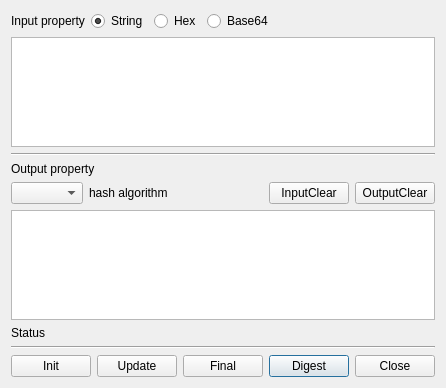
Qt form BerEditor/gen_hash_dlg.ui (jykim74/BerEditor) before a commit.
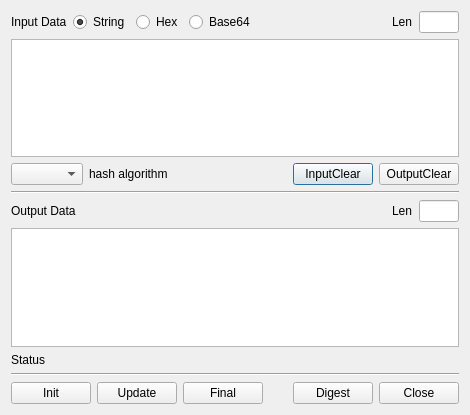
The same form after that commit.

Diff of the .ui file:
```diff
--- a/BerEditor/gen_hash_dlg.ui
+++ b/BerEditor/gen_hash_dlg.ui
@@ -6,32 +6,150 @@
    <rect>
     <x>0</x>
     <y>0</y>
-    <width>434</width>
-    <height>388</height>
+    <width>470</width>
+    <height>415</height>
    </rect>
   </property>
   <property name="windowTitle">
    <string>Generate hash value</string>
   </property>
   <layout class="QGridLayout" name="gridLayout">
-   <item row="8" column="0" colspan="2">
-    <widget class="Line" name="line_3">
-     <property name="orientation">
-      <enum>Qt::Horizontal</enum>
-     </property>
-    </widget>
-   </item>
-   <item row="6" column="0" colspan="2">
+   <item row="7" column="0" colspan="2">
     <widget class="QPlainTextEdit" name="mOutputText"/>
    </item>
-   <item row="3" column="0" colspan="2">
-    <widget class="Line" name="line">
-     <property name="orientation">
-      <enum>Qt::Horizontal</enum>
+   <item row="1" column="0" colspan="2">
+    <layout class="QHBoxLayout" name="horizontalLayout">
+     <property name="topMargin">
+      <number>0</number>
      </property>
-    </widget>
+     <item>
+      <widget class="QLabel" name="label_2">
+       <property name="text">
+        <string>Input Data</string>
+       </property>
+      </widget>
+     </item>
+     <item>
+      <widget class="QRadioButton" name="mInputStringRadio">
+       <property name="text">
+        <string>String</string>
+       </property>
+       <property name="checked">
+        <bool>true</bool>
+       </property>
+      </widget>
+     </item>
+     <item>
+      <widget class="QRadioButton" name="mInputHexRadio">
+       <property name="text">
+        <string>Hex</string>
+       </property>
+      </widget>
+     </item>
+     <item>
+      <widget class="QRadioButton" name="mInputBase64Radio">
+       <property name="text">
+        <string>Base64</string>
+       </property>
+      </widget>
+     </item>
+     <item>
+      <spacer name="horizontalSpacer">
+       <property name="orientation">
+        <enum>Qt::Horizontal</enum>
+       </property>
+       <property name="sizeHint" stdset="0">
+        <size>
+         <width>40</width>
+         <height>20</height>
+        </size>
+       </property>
+      </spacer>
+     </item>
+     <item>
+      <widget class="QLabel" name="label_4">
+       <property name="text">
+        <string>Len</string>
+       </property>
+      </widget>
+     </item>
+     <item>
+      <widget class="QLineEdit" name="mInputLenText">
+       <property name="minimumSize">
+        <size>
+         <width>40</width>
+         <height>0</height>
+        </size>
+       </property>
+       <property name="maximumSize">
+        <size>
+         <width>40</width>
+         <height>16777215</height>
+        </size>
+       </property>
+       <property name="readOnly">
+        <bool>true</bool>
+       </property>
+      </widget>
+     </item>
+    </layout>
    </item>
    <item row="9" column="0" colspan="2">
+    <widget class="Line" name="line_3">
+     <property name="orientation">
+      <enum>Qt::Horizontal</enum>
+     </property>
+    </widget>
+   </item>
+   <item row="4" column="0" colspan="2">
+    <layout class="QHBoxLayout" name="horizontalLayout_2">
+     <item>
+      <widget class="QComboBox" name="mOutputHashCombo"/>
+     </item>
+     <item>
+      <widget class="QLabel" name="label">
+       <property name="text">
+        <string>hash algorithm</string>
+       </property>
+      </widget>
+     </item>
+     <item>
+      <spacer name="horizontalSpacer_2">
+       <property name="orientation">
+        <enum>Qt::Horizontal</enum>
+       </property>
+       <property name="sizeHint" stdset="0">
+        <size>
+         <width>40</width>
+         <height>20</height>
+        </size>
+       </property>
+      </spacer>
+     </item>
+     <item>
+      <widget class="QPushButton" name="mInputClearBtn">
+       <property name="text">
+        <string>InputClear</string>
+       </property>
+      </widget>
+     </item>
+     <item>
+      <widget class="QPushButton" name="mOutputClearBtn">
+       <property name="text">
+        <string>OutputClear</string>
+       </property>
+      </widget>
+     </item>
+    </layout>
+   </item>
+   <item row="8" column="0" colspan="2">
+    <widget class="QLabel" name="mStatusLabel">
+     <property name="text">
+      <string>Status</string>
+     </property>
+    </widget>
+   </item>
+   <item row="10" column="0" colspan="2">
     <layout class="QGridLayout" name="gridLayout_2">
      <property name="topMargin">
       <number>0</number>
@@ -86,102 +204,42 @@
      </item>
     </layout>
    </item>
-   <item row="7" column="0" colspan="2">
-    <widget class="QLabel" name="mStatusLabel">
-     <property name="text">
-      <string>Status</string>
-     </property>
-    </widget>
-   </item>
-   <item row="5" column="0" colspan="2">
-    <layout class="QHBoxLayout" name="horizontalLayout_2">
-     <item>
-      <widget class="QComboBox" name="mOutputHashCombo"/>
-     </item>
-     <item>
-      <widget class="QLabel" name="label">
-       <property name="text">
-        <string>hash algorithm</string>
-       </property>
-      </widget>
-     </item>
-     <item>
-      <spacer name="horizontalSpacer_2">
-       <property name="orientation">
-        <enum>Qt::Horizontal</enum>
-       </property>
-       <property name="sizeHint" stdset="0">
-        <size>
-         <width>40</width>
-         <height>20</height>
-        </size>
-       </property>
-      </spacer>
-     </item>
-     <item>
-      <widget class="QPushButton" name="mInputClearBtn">
-       <property name="text">
-        <string>InputClear</string>
-       </property>
-      </widget>
-     </item>
-     <item>
-      <widget class="QPushButton" name="mOutputClearBtn">
-       <property name="text">
-        <string>OutputClear</string>
-       </property>
-      </widget>
-     </item>
-    </layout>
-   </item>
    <item row="2" column="0" colspan="2">
     <widget class="QPlainTextEdit" name="mInputText"/>
    </item>
-   <item row="4" column="0">
-    <widget class="QLabel" name="label_3">
-     <property name="text">
-      <string>Output property</string>
-     </property>
-    </widget>
-   </item>
-   <item row="1" column="0" colspan="2">
-    <layout class="QHBoxLayout" name="horizontalLayout">
+   <item row="6" column="0" colspan="2">
+    <layout class="QGridLayout" name="gridLayout_3">
      <property name="topMargin">
       <number>0</number>
      </property>
-     <item>
-      <widget class="QLabel" name="label_2">
-       <property name="text">
-        <string>Input property</string>
+     <item row="0" column="3">
+      <widget class="QLineEdit" name="mOutputLenText">
+       <property name="minimumSize">
+        <size>
+         <width>40</width>
+         <height>0</height>
+        </size>
        </property>
-      </widget>
-     </item>
-     <item>
-      <widget class="QRadioButton" name="mInputStringBtn">
-       <property name="text">
-        <string>String</string>
+       <property name="maximumSize">
+        <size>
+         <width>40</width>
+         <height>16777215</height>
+        </size>
        </property>
-       <property name="checked">
+       <property name="readOnly">
         <bool>true</bool>
        </property>
       </widget>
      </item>
-     <item>
-      <widget class="QRadioButton" name="mInputHexBtn">
+     <item row="0" column="0">
+      <widget class="QLabel" name="label_3">
        <property name="text">
-        <string>Hex</string>
+        <string>Output Data</string>
        </property>
       </widget>
      </item>
-     <item>
-      <widget class="QRadioButton" name="mInputBase64Btn">
-       <property name="text">
-        <string>Base64</string>
-       </property>
-      </widget>
-     </item>
-     <item>
-      <spacer name="horizontalSpacer">
+     <item row="0" column="1">
+      <spacer name="horizontalSpacer_4">
        <property name="orientation">
         <enum>Qt::Horizontal</enum>
        </property>
@@ -193,8 +251,22 @@
        </property>
       </spacer>
      </item>
+     <item row="0" column="2">
+      <widget class="QLabel" name="label_5">
+       <property name="text">
+        <string>Len</string>
+       </property>
+      </widget>
+     </item>
     </layout>
    </item>
+   <item row="5" column="0" colspan="2">
+    <widget class="Line" name="line">
+     <property name="orientation">
+      <enum>Qt::Horizontal</enum>
+     </property>
+    </widget>
+   </item>
   </layout>
  </widget>
  <tabstops>
```
Left out of the diff: 6 changed lines with no effect on the pictures.
